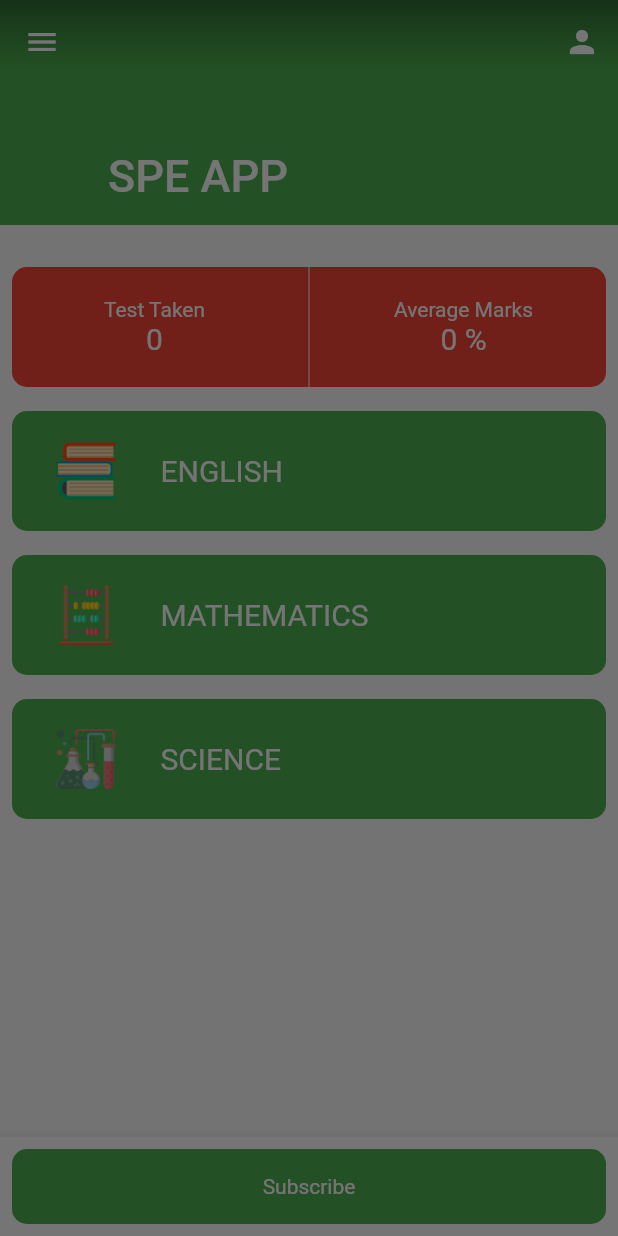
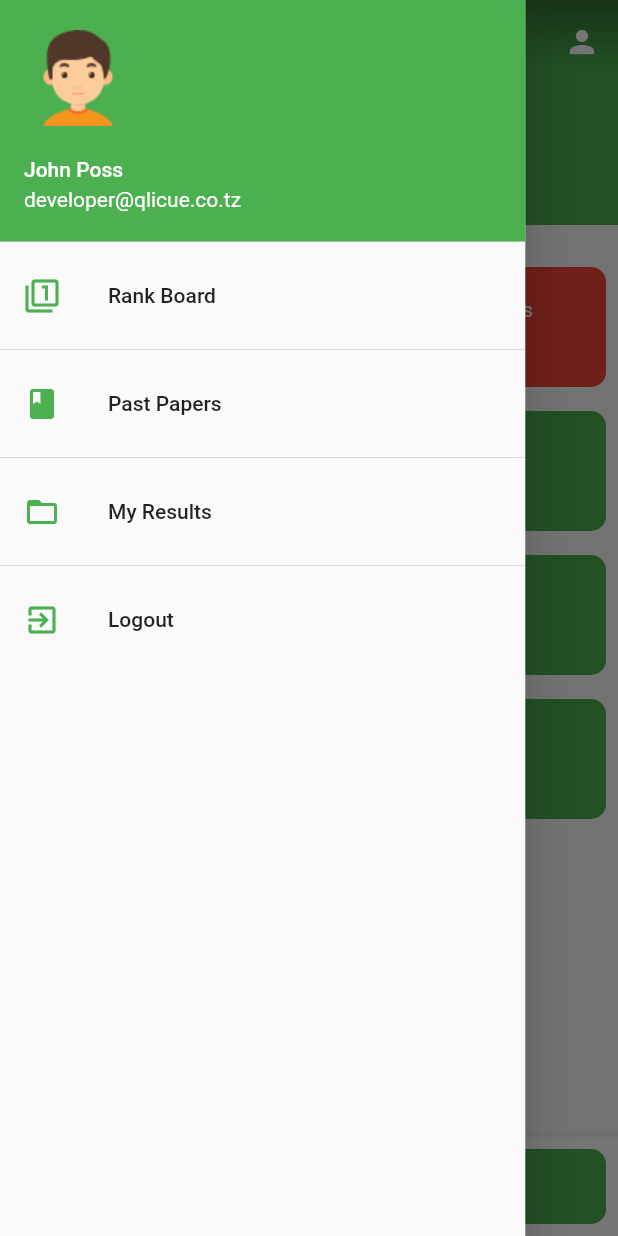
Before and after one commit to qlicue-digital-agency-ltd/online_exam_app, a Flutter app: the screen it shows after launch, with the side drawer open, on a phone screen of 412 x 824 dp. Run offline on Flutter 3.47's test engine with Material 2 defaults, Android fonts, the phone set to English and light mode, and no system bars.

Commit message:
Drawer design completed

```diff
--- /dev/null
+++ b/lib/views/pages/drawer_page.dart
@@ -0,0 +1,70 @@
+import 'package:flutter/material.dart';
+import 'package:online_exam_app/views/pages/rank_page.dart';
+
+class DrawerPage extends StatelessWidget {
+  @override
+  Widget build(BuildContext context) {
+    return Container(
+      child: Drawer(
+        child: SingleChildScrollView(
+          child: Column(
+            children: <Widget>[
+              UserAccountsDrawerHeader(
+                currentAccountPicture: Image.asset('assets/icon/boy.png'),
+                accountEmail: Text('developer@qlicue.co.tz'),
+                accountName: Text('John Poss'),
+              ),
+              ListTile(
+                onTap: () {
+                  Navigator.pop(context);
+                  Navigator.push(
+                      context,
+                      MaterialPageRoute(
+                          builder: (BuildContext context) => RankPage()));
+                },
+                leading: Icon(
+                  Icons.filter_1,
+                  color: Colors.green,
+                ),
+                title: Text('Rank Board'),
+              ),
+              Divider(),
+              ListTile(
+                onTap: () {
+                  Navigator.pop(context);
+                },
+                leading: Icon(
+                  Icons.book,
+                  color: Colors.green,
+                ),
+                title: Text('Past Papers'),
+              ),
+              Divider(),
+              ListTile(
+                onTap: () {
+                  Navigator.pop(context);
+                },
+                leading: Icon(
+                  Icons.folder_open,
+                  color: Colors.green,
+                ),
+                title: Text('My Results'),
+              ),
+              Divider(),
+              ListTile(
+                onTap: () {
+                  Navigator.pop(context);
+                },
+                leading: Icon(
+                  Icons.exit_to_app,
+                  color: Colors.green,
+                ),
+                title: Text('Logout'),
+              ),
+            ],
+          ),
+        ),
+      ),
+    );
+  }
+}
--- a/lib/views/pages/home_page.dart
+++ b/lib/views/pages/home_page.dart
@@ -3,8 +3,8 @@ import 'package:flutter/material.dart';
 import 'package:online_exam_app/model/subject.dart';
 import 'package:online_exam_app/views/components/cards/dashboard_card.dart';
 import 'package:online_exam_app/views/components/cards/subject_card.dart';
+import 'package:online_exam_app/views/pages/drawer_page.dart';
 import 'package:online_exam_app/views/pages/paper_page.dart';
-
 
 class HomePage extends StatelessWidget {
   final double _appBarHeight = 150.0;
@@ -14,7 +14,6 @@ class HomePage extends StatelessWidget {
       body: CustomScrollView(
         slivers: <Widget>[
           SliverAppBar(
-
               floating: true,
               pinned: true,
               expandedHeight: _appBarHeight,
@@ -102,7 +101,9 @@ class HomePage extends StatelessWidget {
           ],
         ),
       ),
-      drawer: Container(),
+      drawer: Container(
+          width: MediaQuery.of(context).size.width * .85,
+          child: DrawerPage()),
     );
   }
 }
```
Also changed, not shown: lib/views/pages/paper_page.dart (+8 -2 lines), lib/views/pages/rank_page.dart (added, +32 -0 lines), lib/views/screens/result_board_screen.dart (added, +65 -0 lines), assets/icon/boy.png (added), assets/icon/girl.png (added).
